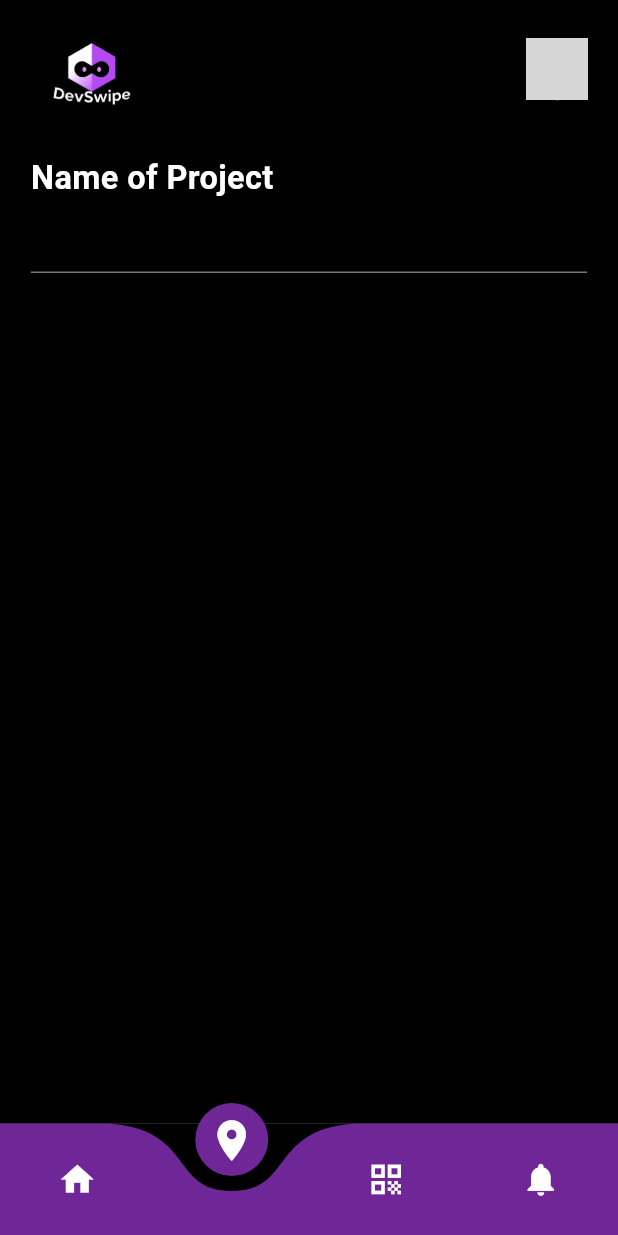
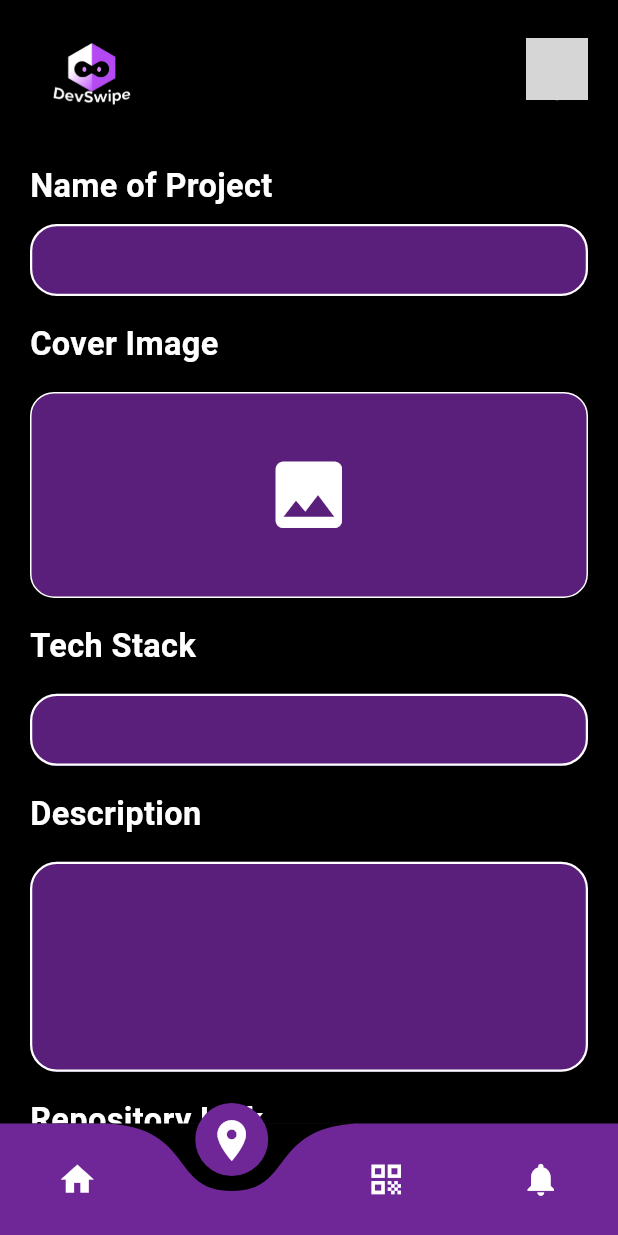
Before and after one commit to PreetinderSinghBadesha/DevSwipe, a Flutter app: the screen it shows once a user with an empty profile is signed in, item 2 of the bottom bar chosen, on a phone screen of 412 x 824 dp. Run offline on Flutter 3.47's test engine with Material 3 defaults, Android fonts, the phone set to English and light mode, and no system bars; drawn by our look-alikes of curved_navigation_bar; our stand-ins replace cloud_firestore, firebase_auth, firebase_core, firebase_storage, flutter_card_swiper, flutter_markdown and 1 more; accounts and stored records are empty; network calls fail; grey boxes are pictures that could not be loaded.

Commit message:
Add project page added

```diff
--- a/lib/pages/add_project.dart
+++ b/lib/pages/add_project.dart
@@ -1,5 +1,10 @@
+import 'dart:typed_data';
+
+import 'package:cloud_firestore/cloud_firestore.dart';
 import 'package:firebase_auth/firebase_auth.dart';
+import 'package:firebase_storage/firebase_storage.dart';
 import 'package:flutter/material.dart';
+import 'package:image_picker/image_picker.dart';
 
 class AddProject extends StatefulWidget {
   const AddProject({super.key});
@@ -9,8 +14,6 @@ class AddProject extends StatefulWidget {
 }
 
 class _AddProjectState extends State<AddProject> {
-  User? user;
-
   final TextEditingController projectcontroller = TextEditingController();
   final TextEditingController langcontroller = TextEditingController();
   final TextEditingController projectlinkcontroller = TextEditingController();
@@ -18,6 +21,8 @@ class _AddProjectState extends State<AddProject> {
   final TextEditingController publishDatecontroller = TextEditingController();
   final TextEditingController memberscontroller = TextEditingController();
 
+  Uint8List? pickedImage;
+  User? user = FirebaseAuth.instance.currentUser;
 
   @override
   Widget build(BuildContext context) {
@@ -25,18 +30,13 @@ class _AddProjectState extends State<AddProject> {
     double width = MediaQuery.of(context).size.width;
     return SafeArea(
       child: Scaffold(
-        body: Stack(
+        backgroundColor: Colors.black,
+        body: SingleChildScrollView(
+          padding: const EdgeInsets.symmetric(horizontal: 20, vertical: 5),
+          child: Column(
+            crossAxisAlignment: CrossAxisAlignment.start,
             children: [
-            Container(
-              width: width,
-              height: height,
-              decoration: const BoxDecoration(
-                color: Colors.black,
-              ),
-            ),
-            Container(
-              padding: const EdgeInsets.symmetric(horizontal: 20, vertical: 5),
-              child: Row(
+              Row(
                 mainAxisAlignment: MainAxisAlignment.spaceBetween,
                 children: [
                   Image.asset(
@@ -55,72 +55,172 @@ class _AddProjectState extends State<AddProject> {
                             "https://cdn.pixabay.com/photo/2015/10/05/22/37/blank-profile-picture-973460_1280.png",
                       ),
                     ),
-                  )
+                  ),
                 ],
               ),
-            ),
-            Positioned(
-              top: width / 5,
-              right: 0,
-              child: Container(
-                height: height,
-                width: width,
-                padding: EdgeInsets.symmetric(horizontal: width / 20),
-                child: Column(
-                  crossAxisAlignment: CrossAxisAlignment.start,
-                  children: [
-                    SizedBox(
-                      height: width / 20,
-                    ),
+              SizedBox(height: width / 20),
               Text(
                 'Name of Project',
                 style: TextStyle(
                     fontSize: width / 19,
                     color: Colors.white,
-                        fontWeight: FontWeight.w600
+                    fontWeight: FontWeight.w600),
+              ),
+              SizedBox(height: width / 40),
+              customTextField(projectcontroller, TextInputType.text, 1),
+              SizedBox(height: width / 25),
+              Text(
+                'Cover Image',
+                style: TextStyle(
+                  fontSize: width / 19,
+                  color: Colors.white,
+                  fontWeight: FontWeight.w600,
                 ),
               ),
-                    TextField(
-
+              SizedBox(height: width / 25),
+              GestureDetector(
+                onTap: projectImageGetter,
+                child: pickedImage != null
+                    ? Container(
+                        width: width,
+                        height: width / 3,
+                        child: Image.memory(pickedImage!),
                       )
+                    : Container(
+                        width: width,
+                        height: width / 3,
+                        decoration: BoxDecoration(
+                          color: const Color.fromRGBO(111, 39, 152, 0.8),
+                          borderRadius: BorderRadius.circular(16),
+                          border: Border.all(color: Colors.white),
+                        ),
+                        child: Center(
+                          child: Icon(
+                            Icons.image,
+                            color: Colors.white,
+                            size: width / 7,
+                          ),
+                        ),
+                      ),
+              ),
+              SizedBox(
+                height: width / 25,
+              ),
+              Text(
+                "Tech Stack",
+                style: TextStyle(
+                  fontSize: width / 19,
+                  color: Colors.white,
+                  fontWeight: FontWeight.w600,
+                ),
+              ),
+              SizedBox(
+                height: width / 25,
+              ),
+              customTextField(langcontroller, TextInputType.text, 1),
+              SizedBox(
+                height: width / 25,
+              ),
+              Text(
+                'Description',
+                style: TextStyle(
+                  fontSize: width / 19,
+                  color: Colors.white,
+                  fontWeight: FontWeight.w600,
+                ),
+              ),
+              SizedBox(
+                height: width / 25,
+              ),
+              customTextField(descriptioncontroller, TextInputType.text, 5),
+              SizedBox(
+                height: width / 25,
+              ),
+              Text(
+                'Repository Link',
+                style: TextStyle(
+                  fontSize: width / 19,
+                  color: Colors.white,
+                  fontWeight: FontWeight.w600,
+                ),
+              ),
+              SizedBox(
+                height: width / 25,
+              ),
+              customTextField(projectlinkcontroller, TextInputType.text, 1),
+              SizedBox(
+                height: width / 25,
+              ),
+              Text(
+                'No. of Members',
+                style: TextStyle(
+                  fontSize: width / 19,
+                  color: Colors.white,
+                  fontWeight: FontWeight.w600,
+                ),
+              ),
+              SizedBox(
+                height: width / 25,
+              ),
+              customTextField(memberscontroller, TextInputType.number, 1),
+              SizedBox(
+                height: width / 25,
+              ),
+              Center(
+                child: ElevatedButton(
+                  onPressed: () {
+                    // Add project logic here
+                  },
+                  style: ButtonStyle(
+                    backgroundColor: WidgetStateProperty.all(
+                      const Color.fromRGBO(111, 39, 152, 1),
+                    ),
+                  ),
+                  child: const Text(
+                    'Add Project',
+                    style: TextStyle(
+                      color: Colors.white,
+                    ),
+                  ),
+                ),
+              ),
+              SizedBox(height: width / 20),
             ],
           ),
-              ),
-            )
-          ],
         ),
       ),
     );
   }
 
   TextField customTextField(
-      TextEditingController controller, TextInputType inputType) {
+      TextEditingController controller, TextInputType inputType, int line) {
     return TextField(
       controller: controller,
-      cursorColor: Colors.black,
+      maxLines: line,
+      cursorColor: Colors.white,
       keyboardType: inputType,
       style: const TextStyle(
-        color: Colors.black,
+        color: Colors.white,
       ),
       decoration: InputDecoration(
         filled: true,
-        fillColor: const Color.fromRGBO(190, 218, 255, 1),
+        fillColor: const Color.fromRGBO(111, 39, 152, 0.8),
         border: OutlineInputBorder(
           borderSide: const BorderSide(
-            color: Colors.black,
+            color: Colors.white,
             width: 1,
           ),
           borderRadius: BorderRadius.circular(18),
         ),
         enabledBorder: OutlineInputBorder(
           borderSide: const BorderSide(
-            color: Colors.black,
+            color: Colors.white,
             width: 1.5,
           ),
           borderRadius: BorderRadius.circular(18),
         ),
         focusedBorder: OutlineInputBorder(
-          borderSide: const BorderSide(color: Colors.black, width: 1.5),
+          borderSide: const BorderSide(color: Colors.white, width: 1.5),
           borderRadius: BorderRadius.circular(18),
         ),
         contentPadding:
@@ -128,4 +228,41 @@ class _AddProjectState extends State<AddProject> {
       ),
     );
   }
+
+  Future<void> projectImageGetter() async {
+    final ImagePicker picker = ImagePicker();
+    final XFile? image = await picker.pickImage(source: ImageSource.gallery);
+    if (image == null) return;
+
+    try {
+      final FirebaseStorage _storage = FirebaseStorage.instance;
+      final ref = _storage
+          .ref()
+          .child('projectImages')
+          .child('${user!.uid}_project_image.jpg');
+
+      final imageBytes = await image.readAsBytes();
+      await ref.putData(imageBytes);
+
+      String downloadUrl = await ref.getDownloadURL();
+
+      setState(() {
+        pickedImage = imageBytes;
+      });
+
+      print("\n--$downloadUrl--\n");
+
+      final FirebaseFirestore _firestore = FirebaseFirestore.instance;
+
+      await _firestore.collection("users").doc(user!.uid).set(
+          {"profile_image": downloadUrl.toString()}, SetOptions(merge: true));
+
+      print("Profile image URL saved to Firestore.");
+    } catch (e) {
+      print("Failed to upload and save image: $e");
+      ScaffoldMessenger.of(context).showSnackBar(
+        SnackBar(content: Text('Failed to upload image: $e')),
+      );
     }
+  }
+}
--- a/lib/pages/details.dart
+++ b/lib/pages/details.dart
@@ -1,6 +1,7 @@
 import 'package:firebase_auth/firebase_auth.dart';
 import 'package:flutter/material.dart';
 import 'package:jobify/models/user_model.dart';
+import 'package:jobify/pages/bottom_navbar.dart';
 import 'package:jobify/pages/home_page.dart';
 import 'package:jobify/services/database_service.dart';
 
@@ -190,7 +191,7 @@ class _DetailsPageState extends State<DetailsPage> {
                     Navigator.push(
                         context,
                         MaterialPageRoute(
-                            builder: (context) => const HomePage()));
+                            builder: (context) => const BottomNavbar()));
                   },
                   child: const Text("Enter"),
                 ),
--- a/lib/services/database_service.dart
+++ b/lib/services/database_service.dart
@@ -66,6 +66,8 @@ class DatabaseService {
     }
   }
 
+
+
   void addUser(UserModel userDetails, User? user) async {
     await _userRef.doc(user!.uid).set(userDetails);
   }
--- a/pubspec.yaml
+++ b/pubspec.yaml
@@ -45,6 +45,7 @@ dependencies:
   flutter_markdown: ^0.7.3+1
   curved_navigation_bar: ^1.0.6
   palette_generator: ^0.3.3+4
+  image_picker: ^1.1.2
 
 dev_dependencies:
   flutter_test:
```
Also changed, not shown: pubspec.lock, 6 other files. Lines whose indentation alone changed are shown as unchanged.
